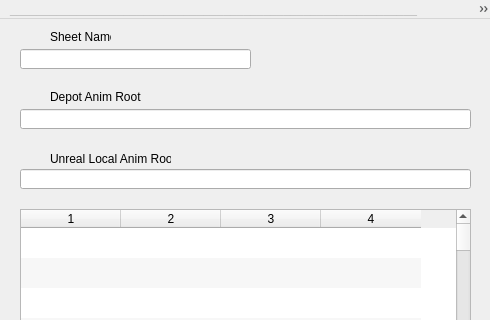
Qt form checker_anim_tool.ui (gastonsbodio/maya_jira_perforce) before a commit; both pictures show x 0 to 490 and y 0 to 320 of the 490 by 680 pixel window.
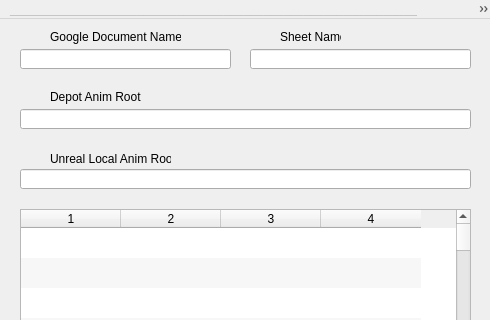
The same form after that commit.

Patch:
```diff
--- a/checker_anim_tool.ui
+++ b/checker_anim_tool.ui
@@ -1125,7 +1125,7 @@
      <rect>
       <x>20</x>
       <y>30</y>
-      <width>231</width>
+      <width>211</width>
       <height>20</height>
      </rect>
     </property>
@@ -1135,12 +1135,12 @@
      <rect>
       <x>50</x>
       <y>10</y>
-      <width>61</width>
+      <width>131</width>
       <height>16</height>
      </rect>
     </property>
     <property name="text">
-     <string>Sheet Name</string>
+     <string>Google Document Name</string>
     </property>
    </widget>
    <widget class="QLineEdit" name="lineEd_depot_anim_root">
@@ -1163,6 +1163,29 @@
      </rect>
     </property>
    </widget>
+   <widget class="QLineEdit" name="lineEd_sheet_na">
+    <property name="geometry">
+     <rect>
+      <x>250</x>
+      <y>30</y>
+      <width>221</width>
+      <height>20</height>
+     </rect>
+    </property>
+   </widget>
+   <widget class="QLabel" name="lab_sheet_na">
+    <property name="geometry">
+     <rect>
+      <x>280</x>
+      <y>10</y>
+      <width>61</width>
+      <height>16</height>
+     </rect>
+    </property>
+    <property name="text">
+     <string>Sheet Name</string>
+    </property>
+   </widget>
   </widget>
   <widget class="QMenuBar" name="menubar">
    <property name="geometry">
```
